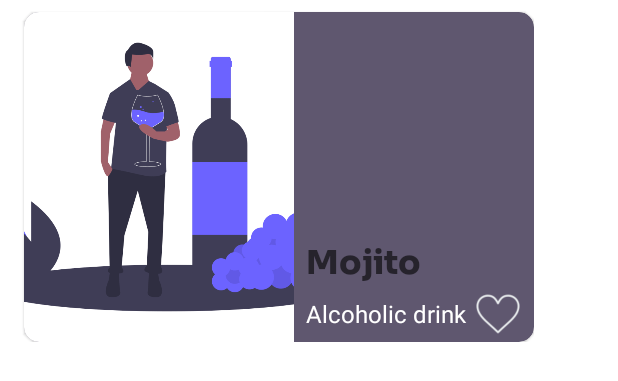
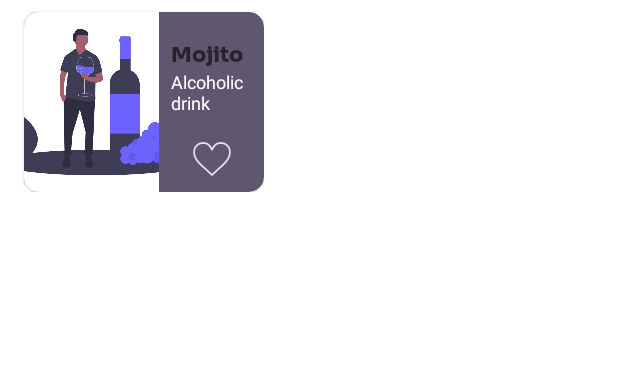
Before and after one commit to Sammug/CockTail-World, an Android app: the layout popular_drink_item_layout.xml on its own in the app's theme, with its tools: preview values and no code run, on a phone screen of 412 x 824 dp. Shown: the top 381 px of the screen. Run offline under Robolectric (Android 15) with nearby library versions, the phone set to English and light mode, and no system bars.

Commit message:
fetching latest drinks

```diff
--- a/app/src/main/java/com/example/cocktailworld/adapters/DrinksAdapter.kt
+++ b/app/src/main/java/com/example/cocktailworld/adapters/PopularDrinksAdapter.kt
@@ -11,9 +11,8 @@ import androidx.recyclerview.widget.RecyclerView
 import com.bumptech.glide.Glide
 import com.example.cocktailworld.R
 import com.example.cocktailworld.model.Drink
-import com.example.cocktailworld.model.Drinks
 
-class DrinksAdapter: RecyclerView.Adapter<DrinksAdapter.ViewHolder>() {
+class PopularDrinksAdapter: RecyclerView.Adapter<PopularDrinksAdapter.ViewHolder>() {
 
 	class ViewHolder(
 		itemView: View
--- a/app/src/main/java/com/example/cocktailworld/data/api/ApiHelper.kt
+++ b/app/src/main/java/com/example/cocktailworld/data/api/ApiHelper.kt
@@ -5,4 +5,6 @@ import retrofit2.Response
 
 interface ApiHelper {
 	suspend fun getPopularCockTails(): Response<Drinks>
+	suspend fun getMostLatestCockTails(): Response<Drinks>
+
 }
--- a/app/src/main/java/com/example/cocktailworld/data/api/ApiHelperImpl.kt
+++ b/app/src/main/java/com/example/cocktailworld/data/api/ApiHelperImpl.kt
@@ -10,5 +10,6 @@ class ApiHelperImpl @Inject constructor(
 	private val apiService: ApiService
 ): ApiHelper{
 	override suspend fun getPopularCockTails(): Response<Drinks> = apiService.getPopularCockTails()
+	override suspend fun getMostLatestCockTails(): Response<Drinks> = apiService.getMostLatestCockTails()
 
 }
--- a/app/src/main/java/com/example/cocktailworld/data/api/ApiService.kt
+++ b/app/src/main/java/com/example/cocktailworld/data/api/ApiService.kt
@@ -8,4 +8,7 @@ interface ApiService {
 
 	@GET("popular.php")
 	suspend fun getPopularCockTails(): Response<Drinks>
+
+	@GET("latest.php")
+	suspend fun getMostLatestCockTails(): Response<Drinks>
 }
--- a/app/src/main/java/com/example/cocktailworld/data/repositories/MainRepository.kt
+++ b/app/src/main/java/com/example/cocktailworld/data/repositories/MainRepository.kt
@@ -9,4 +9,6 @@ import javax.inject.Singleton
 @Singleton
 class MainRepository @Inject constructor(private val apiService: ApiService) {
 	suspend fun getPopularCockTails() = apiService.getPopularCockTails()
+	suspend fun getMostLatestCockTails() = apiService.getMostLatestCockTails()
+
 }
--- a/app/src/main/res/layout/popular_drink_item_layout.xml
+++ b/app/src/main/res/layout/popular_drink_item_layout.xml
@@ -6,8 +6,8 @@
     android:layout_height="wrap_content">
 
     <com.google.android.material.card.MaterialCardView
-        android:layout_width="340dp"
-        android:layout_height="220dp"
+        android:layout_width="160dp"
+        android:layout_height="120dp"
         android:layout_marginStart="16dp"
         android:layout_marginTop="8dp"
         app:cardBackgroundColor="@color/primaryLightColor"
@@ -22,8 +22,8 @@
 
             <ImageView
                 android:id="@+id/imageView_drink_image"
-                android:layout_width="180dp"
-                android:layout_height="220dp"
+                android:layout_width="90dp"
+                android:layout_height="120dp"
                 android:scaleType="centerCrop"
                 app:layout_constraintBottom_toBottomOf="parent"
                 app:layout_constraintStart_toStartOf="parent"
@@ -35,38 +35,35 @@
                 android:layout_width="0dp"
                 android:layout_height="wrap_content"
                 android:layout_marginStart="8dp"
-                android:layout_marginBottom="8dp"
+                android:layout_marginTop="16dp"
                 android:fontFamily="@font/sora_extra_bold"
                 android:hint="Mojito"
                 android:textColor="@color/secondaryTextColor"
-                android:textSize="22sp"
-                app:layout_constraintBottom_toTopOf="@+id/textView_category"
+                android:textSize="14sp"
                 app:layout_constraintEnd_toEndOf="parent"
-                app:layout_constraintStart_toEndOf="@+id/imageView_drink_image" />
+                app:layout_constraintStart_toEndOf="@+id/imageView_drink_image"
+                app:layout_constraintTop_toTopOf="parent" />
 
             <ImageView
                 android:id="@+id/imageView_like"
-                android:layout_width="32dp"
-                android:layout_height="32dp"
-                android:layout_marginEnd="8dp"
+                android:layout_width="28dp"
+                android:layout_height="28dp"
                 android:layout_marginBottom="8dp"
                 app:layout_constraintBottom_toBottomOf="parent"
                 app:layout_constraintEnd_toEndOf="parent"
-                app:layout_constraintTop_toTopOf="@+id/textView_category"
+                app:layout_constraintStart_toEndOf="@+id/imageView_drink_image"
                 app:srcCompat="@drawable/ic_like" />
 
             <TextView
                 android:id="@+id/textView_category"
                 android:layout_width="0dp"
                 android:layout_height="wrap_content"
-                android:layout_marginBottom="8dp"
                 android:text="Alcoholic drink"
                 android:textColor="@color/primaryTextColor"
-                android:textSize="16sp"
-                app:layout_constraintBottom_toBottomOf="parent"
-                app:layout_constraintEnd_toStartOf="@+id/imageView_like"
-                app:layout_constraintHorizontal_bias="0.0"
-                app:layout_constraintStart_toStartOf="@+id/textView_name" />
+                android:textSize="12sp"
+                app:layout_constraintEnd_toEndOf="parent"
+                app:layout_constraintStart_toStartOf="@+id/textView_name"
+                app:layout_constraintTop_toBottomOf="@+id/textView_name" />
         </androidx.constraintlayout.widget.ConstraintLayout>
 
     </com.google.android.material.card.MaterialCardView>
--- a/app/src/main/res/values-night/themes.xml
+++ b/app/src/main/res/values-night/themes.xml
@@ -14,4 +14,8 @@
         <item name="android:statusBarColor" tools:targetApi="l">?attr/colorPrimaryVariant</item>
         <!-- Customize your theme here. -->
     </style>
+    <style name="circleImageView" parent="">
+        <item name="cornerFamily">rounded</item>
+        <item name="cornerSize">50%</item>
+    </style>
 </resources>
--- a/app/src/main/res/values/themes.xml
+++ b/app/src/main/res/values/themes.xml
@@ -13,4 +13,8 @@
         <item name="android:statusBarColor" tools:targetApi="l">?attr/colorPrimaryVariant</item>
         <!-- Customize your theme here. -->
     </style>
+    <style name="circleImageView" parent="">
+        <item name="cornerFamily">rounded</item>
+        <item name="cornerSize">50%</item>
+    </style>
 </resources>
```
Also changed, not shown: app/src/main/java/com/example/cocktailworld/adapters/LatestDrinksAdapter.kt (added, +64 -0 lines), app/src/main/java/com/example/cocktailworld/ui/fragments/HomeFragment.kt (+23 -9 lines), app/src/main/java/com/example/cocktailworld/ui/viewmodels/MainViewModel.kt (+10 -0 lines), app/src/main/res/layout/fragment_home.xml (+35 -0 lines), app/src/main/res/layout/latest_drink_item_layout.xml (+71 -2 lines), app/src/main/res/drawable-v24/icon_like_drink.png (added).
